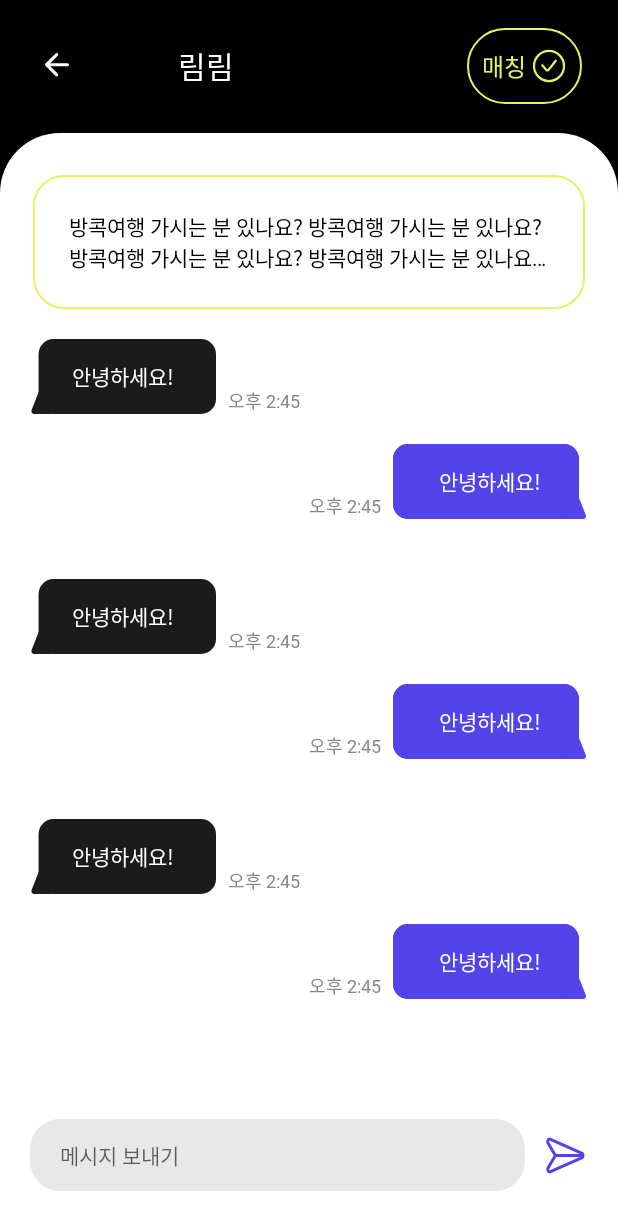
After one commit to WonilLee211/TTrIP-project, an Android app: the layout fragment_chat_detail.xml on its own in the app's theme, with its tools: preview values and no code run, on a phone screen of 412 x 824 dp. The commit adds this screen. Shown: the top 1230 px of the screen. Run offline under Robolectric (Android 15) with nearby library versions, the phone set to English and light mode, and no system bars.

Commit message:
[FEAT] 채팅 상세 레이아웃 구현 (#S08P31D104-111)

```diff
--- /dev/null
+++ b/Ttrip/app/src/main/res/drawable-v24/bg_rect_whisper_radius20.xml
@@ -0,0 +1,6 @@
+<?xml version="1.0" encoding="utf-8"?>
+<shape xmlns:android="http://schemas.android.com/apk/res/android"
+    android:shape="rectangle">
+    <solid android:color="@color/whisper" />
+    <corners android:radius="20dp" />
+</shape>
--- /dev/null
+++ b/Ttrip/app/src/main/res/drawable/bg_my_message.xml
@@ -0,0 +1,15 @@
+<vector xmlns:android="http://schemas.android.com/apk/res/android"
+    android:width="130dp"
+    android:height="50dp"
+    android:viewportWidth="130"
+    android:viewportHeight="50">
+  <path
+      android:pathData="M113.97,0L10,0A10,10 0,0 0,0 10L0,40A10,10 0,0 0,10 50L113.97,50A10,10 0,0 0,123.97 40L123.97,10A10,10 0,0 0,113.97 0z"
+      android:fillColor="#5343EA"/>
+  <path
+      android:pathData="M113.97,0L10,0A10,10 0,0 0,0 10L0,40A10,10 0,0 0,10 50L113.97,50A10,10 0,0 0,123.97 40L123.97,10A10,10 0,0 0,113.97 0z"
+      android:fillColor="#5343EA"/>
+  <path
+      android:pathData="M123.16,33.71C122.5,32.02 120.11,32.02 119.44,33.71L114.08,47.26C113.56,48.58 114.53,50 115.94,50H126.66C128.07,50 129.04,48.58 128.52,47.26L123.16,33.71Z"
+      android:fillColor="#5343EA"/>
+</vector>
--- /dev/null
+++ b/Ttrip/app/src/main/res/drawable/bg_other_message.xml
@@ -0,0 +1,12 @@
+<vector xmlns:android="http://schemas.android.com/apk/res/android"
+    android:width="124dp"
+    android:height="50dp"
+    android:viewportWidth="124"
+    android:viewportHeight="50">
+  <path
+      android:pathData="M15.71,0L114,0A10,10 0,0 1,124 10L124,40A10,10 0,0 1,114 50L15.71,50A10,10 0,0 1,5.71 40L5.71,10A10,10 0,0 1,15.71 0z"
+      android:fillColor="#1B1B1B"/>
+  <path
+      android:pathData="M10.16,33.71C9.5,32.02 7.11,32.02 6.44,33.71L1.08,47.26C0.56,48.58 1.53,50 2.94,50H13.66C15.07,50 16.04,48.58 15.52,47.26L10.16,33.71Z"
+      android:fillColor="#1B1B1B"/>
+</vector>
--- /dev/null
+++ b/Ttrip/app/src/main/res/drawable/bg_rect_honey_suckle_transparent_radius20_stroke1.xml
@@ -0,0 +1,9 @@
+<?xml version="1.0" encoding="utf-8"?>
+<shape xmlns:android="http://schemas.android.com/apk/res/android"
+    android:shape="rectangle">
+    <corners android:radius="20dp" />
+    <stroke
+        android:width="1dp"
+        android:color="@color/honey_suckle" />
+    <solid android:color="@android:color/transparent" />
+</shape>
--- /dev/null
+++ b/Ttrip/app/src/main/res/drawable/bg_rect_honey_suckle_transparent_radius40_stroke1.xml
@@ -0,0 +1,9 @@
+<?xml version="1.0" encoding="utf-8"?>
+<shape xmlns:android="http://schemas.android.com/apk/res/android"
+    android:shape="rectangle">
+    <corners android:radius="40dp" />
+    <stroke
+        android:width="1dp"
+        android:color="@color/honey_suckle" />
+    <solid android:color="@android:color/transparent" />
+</shape>
--- /dev/null
+++ b/Ttrip/app/src/main/res/drawable/ic_arrow_left.xml
@@ -0,0 +1,9 @@
+<vector xmlns:android="http://schemas.android.com/apk/res/android"
+    android:width="16dp"
+    android:height="16dp"
+    android:viewportWidth="16"
+    android:viewportHeight="16">
+  <path
+      android:pathData="M14.973,6.769H3.504L8.515,1.758C8.915,1.358 8.915,0.701 8.515,0.3C8.114,-0.1 7.467,-0.1 7.067,0.3L0.3,7.067C-0.1,7.467 -0.1,8.114 0.3,8.515L7.067,15.281C7.467,15.682 8.114,15.682 8.515,15.281C8.915,14.881 8.915,14.234 8.515,13.833L3.504,8.823H14.973C15.538,8.823 16,8.361 16,7.796C16,7.231 15.538,6.769 14.973,6.769Z"
+      android:fillColor="#ffffff"/>
+</vector>
--- /dev/null
+++ b/Ttrip/app/src/main/res/drawable/ic_chat_matching.xml
@@ -0,0 +1,18 @@
+<vector xmlns:android="http://schemas.android.com/apk/res/android"
+    android:width="24dp"
+    android:height="24dp"
+    android:viewportWidth="24"
+    android:viewportHeight="24">
+  <path
+      android:pathData="M22,12C22,6.477 17.523,2 12,2C6.477,2 2,6.477 2,12C2,17.523 6.477,22 12,22C17.523,22 22,17.523 22,12Z"
+      android:strokeWidth="1.5"
+      android:fillColor="#00000000"
+      android:strokeColor="#E7F161"/>
+  <path
+      android:pathData="M7.5,11.5L10.206,14.593C10.618,15.064 11.358,15.045 11.745,14.552L16.5,8.5"
+      android:strokeLineJoin="round"
+      android:strokeWidth="1.5"
+      android:fillColor="#00000000"
+      android:strokeColor="#E7F161"
+      android:strokeLineCap="round"/>
+</vector>
--- /dev/null
+++ b/Ttrip/app/src/main/res/drawable/ic_send_message.xml
@@ -0,0 +1,18 @@
+<vector xmlns:android="http://schemas.android.com/apk/res/android"
+    android:width="30dp"
+    android:height="30dp"
+    android:viewportWidth="30"
+    android:viewportHeight="30">
+  <path
+      android:pathData="M3.328,23.4L7.773,15.753C8.044,15.288 8.044,14.712 7.773,14.246L3.328,6.6C3.195,6.371 3.12,6.11 3.137,5.846C3.197,4.882 3.506,4.198 4.405,4.071C4.615,4.042 4.825,4.095 5.018,4.181L26.04,13.601C26.259,13.699 26.447,13.856 26.492,14.092C26.586,14.583 26.585,15.425 26.492,15.913C26.447,16.146 26.26,16.3 26.045,16.397L5.018,25.819C4.825,25.905 4.615,25.958 4.406,25.929C3.506,25.802 3.197,25.119 3.137,24.154C3.12,23.89 3.195,23.629 3.328,23.4Z"
+      android:strokeWidth="2"
+      android:fillColor="#00000000"
+      android:strokeColor="#5343EA"
+      android:strokeLineCap="round"/>
+  <path
+      android:pathData="M26.25,15L8.591,15"
+      android:strokeWidth="2"
+      android:fillColor="#00000000"
+      android:strokeColor="#5343EA"
+      android:strokeLineCap="round"/>
+</vector>
--- /dev/null
+++ b/Ttrip/app/src/main/res/layout/fragment_chat_detail.xml
@@ -0,0 +1,167 @@
+<?xml version="1.0" encoding="utf-8"?>
+<layout xmlns:android="http://schemas.android.com/apk/res/android"
+    xmlns:app="http://schemas.android.com/apk/res-auto"
+    xmlns:tools="http://schemas.android.com/tools">
+
+    <data>
+
+    </data>
+
+    <androidx.constraintlayout.widget.ConstraintLayout
+        android:layout_width="match_parent"
+        android:layout_height="match_parent"
+        android:background="@color/black">
+
+        <ImageView
+            android:id="@+id/iv_back"
+            android:layout_width="wrap_content"
+            android:layout_height="wrap_content"
+            android:layout_marginStart="30dp"
+            android:layout_marginTop="35dp"
+            android:contentDescription="@string/image_arrow_left"
+            android:src="@drawable/ic_arrow_left"
+            app:layout_constraintStart_toStartOf="parent"
+            app:layout_constraintTop_toTopOf="parent" />
+
+        <ImageView
+            android:id="@+id/iv_other_profile"
+            android:layout_width="40dp"
+            android:layout_height="40dp"
+            android:layout_marginStart="17dp"
+            android:contentDescription="@string/image_other_profile"
+            app:layout_constraintBottom_toBottomOf="@id/iv_back"
+            app:layout_constraintStart_toEndOf="@id/iv_back"
+            app:layout_constraintTop_toTopOf="@id/iv_back" />
+
+        <TextView
+            android:id="@+id/tv_other_nickname"
+            android:layout_width="wrap_content"
+            android:layout_height="wrap_content"
+            android:layout_marginStart="15dp"
+            android:fontFamily="@font/sc_dream7"
+            android:textColor="@color/white"
+            android:textSize="20sp"
+            app:layout_constraintBottom_toBottomOf="@id/iv_other_profile"
+            app:layout_constraintStart_toEndOf="@id/iv_other_profile"
+            app:layout_constraintTop_toTopOf="@id/iv_other_profile"
+            tools:text="림림" />
+
+        <androidx.constraintlayout.widget.ConstraintLayout
+            android:layout_width="wrap_content"
+            android:layout_height="wrap_content"
+            android:layout_marginEnd="24dp"
+            android:background="@drawable/bg_rect_honey_suckle_transparent_radius40_stroke1"
+            android:paddingHorizontal="10dp"
+            android:paddingVertical="13dp"
+            app:layout_constraintBottom_toBottomOf="@id/tv_other_nickname"
+            app:layout_constraintEnd_toEndOf="parent"
+            app:layout_constraintTop_toTopOf="@id/tv_other_nickname">
+
+            <TextView
+                android:id="@+id/tv_matching"
+                android:layout_width="wrap_content"
+                android:layout_height="wrap_content"
+                android:fontFamily="@font/sc_dream5"
+                android:text="@string/content_matching"
+                android:textColor="@color/honey_suckle"
+                android:textSize="16sp"
+                app:layout_constraintBottom_toBottomOf="parent"
+                app:layout_constraintStart_toStartOf="parent"
+                app:layout_constraintTop_toTopOf="parent" />
+
+            <ImageView
+                android:layout_width="wrap_content"
+                android:layout_height="wrap_content"
+                android:layout_marginStart="3dp"
+                android:contentDescription="@string/image_chat_matching"
+                android:src="@drawable/ic_chat_matching"
+                app:layout_constraintBottom_toBottomOf="parent"
+                app:layout_constraintStart_toEndOf="@id/tv_matching"
+                app:layout_constraintTop_toTopOf="parent" />
+
+        </androidx.constraintlayout.widget.ConstraintLayout>
+
+        <androidx.constraintlayout.widget.ConstraintLayout
+            android:layout_width="match_parent"
+            android:layout_height="0dp"
+            android:layout_marginTop="30dp"
+            android:background="@drawable/bg_rect_white_radius40_top"
+            app:layout_constraintBottom_toBottomOf="parent"
+            app:layout_constraintTop_toBottomOf="@id/tv_other_nickname">
+
+            <androidx.constraintlayout.widget.ConstraintLayout
+                android:id="@+id/cl_post_content"
+                android:layout_width="0dp"
+                android:layout_height="wrap_content"
+                android:layout_marginHorizontal="22dp"
+                android:layout_marginTop="28dp"
+                android:background="@drawable/bg_rect_honey_suckle_transparent_radius20_stroke1"
+                android:padding="24dp"
+                app:layout_constraintEnd_toEndOf="parent"
+                app:layout_constraintStart_toStartOf="parent"
+                app:layout_constraintTop_toTopOf="parent">
+
+                <TextView
+                    android:id="@+id/tv_post_content"
+                    android:layout_width="wrap_content"
+                    android:layout_height="wrap_content"
+                    android:ellipsize="end"
+                    android:fontFamily="@font/sc_dream4"
+                    android:maxLines="2"
+                    android:textColor="@color/black"
+                    android:textSize="14sp"
+                    app:layout_constraintBottom_toBottomOf="parent"
+                    app:layout_constraintEnd_toEndOf="parent"
+                    app:layout_constraintStart_toStartOf="parent"
+                    app:layout_constraintTop_toTopOf="parent"
+                    tools:text="방콕여행 가시는 분 있나요? 방콕여행 가시는 분 있나요? 방콕여행 가시는 분 있나요? 방콕여행 가시는 분 있나요? 방콕여행 가시는 분 있나요?" />
+            </androidx.constraintlayout.widget.ConstraintLayout>
+
+            <androidx.recyclerview.widget.RecyclerView
+                android:id="@+id/rv_chat"
+                android:layout_width="match_parent"
+                android:layout_height="0dp"
+                app:layout_constraintBottom_toTopOf="@id/cl_chat_input"
+                app:layout_constraintTop_toBottomOf="@id/cl_post_content"
+                tools:listitem="@layout/item_chat" />
+
+            <androidx.constraintlayout.widget.ConstraintLayout
+                android:id="@+id/cl_chat_input"
+                android:layout_width="match_parent"
+                android:layout_height="wrap_content"
+                android:layout_marginHorizontal="20dp"
+                android:layout_marginBottom="30dp"
+                app:layout_constraintBottom_toBottomOf="parent">
+
+                <EditText
+                    android:id="@+id/et_chat"
+                    android:layout_width="0dp"
+                    android:layout_height="wrap_content"
+                    android:layout_marginEnd="12dp"
+                    android:autofillHints="message"
+                    android:background="@drawable/bg_rect_whisper_radius20"
+                    android:fontFamily="@font/sc_dream4"
+                    android:hint="@string/content_chat_input_hint"
+                    android:inputType="text"
+                    android:paddingHorizontal="20dp"
+                    android:paddingVertical="13dp"
+                    android:textColor="@color/grey"
+                    android:textSize="14sp"
+                    app:layout_constraintBottom_toBottomOf="parent"
+                    app:layout_constraintEnd_toStartOf="@id/iv_send_message"
+                    app:layout_constraintStart_toStartOf="parent" />
+
+                <ImageView
+                    android:id="@+id/iv_send_message"
+                    android:layout_width="wrap_content"
+                    android:layout_height="wrap_content"
+                    android:contentDescription="@string/image_send_message"
+                    android:src="@drawable/ic_send_message"
+                    app:layout_constraintBottom_toBottomOf="@id/et_chat"
+                    app:layout_constraintEnd_toEndOf="parent"
+                    app:layout_constraintTop_toTopOf="@id/et_chat" />
+
+            </androidx.constraintlayout.widget.ConstraintLayout>
+        </androidx.constraintlayout.widget.ConstraintLayout>
+    </androidx.constraintlayout.widget.ConstraintLayout>
+</layout>
--- /dev/null
+++ b/Ttrip/app/src/main/res/layout/item_chat.xml
@@ -0,0 +1,82 @@
+<?xml version="1.0" encoding="utf-8"?>
+<layout xmlns:android="http://schemas.android.com/apk/res/android"
+    xmlns:app="http://schemas.android.com/apk/res-auto"
+    xmlns:tools="http://schemas.android.com/tools">
+
+    <data>
+
+    </data>
+
+    <androidx.constraintlayout.widget.ConstraintLayout
+        android:layout_width="match_parent"
+        android:layout_height="wrap_content"
+        android:padding="20dp">
+
+        <androidx.constraintlayout.widget.ConstraintLayout
+            android:id="@+id/cl_other_message"
+            android:layout_width="wrap_content"
+            android:layout_height="wrap_content"
+            app:layout_constraintStart_toStartOf="parent"
+            app:layout_constraintTop_toTopOf="parent">
+
+            <TextView
+                android:id="@+id/tv_other_message"
+                android:layout_width="wrap_content"
+                android:layout_height="wrap_content"
+                android:background="@drawable/bg_other_message"
+                android:fontFamily="@font/sc_dream3"
+                android:gravity="center"
+                android:maxWidth="300dp"
+                android:textColor="@color/white"
+                android:textSize="14sp"
+                app:layout_constraintStart_toStartOf="parent"
+                app:layout_constraintTop_toTopOf="parent"
+                tools:text="안녕하세요!" />
+
+            <TextView
+                android:layout_width="wrap_content"
+                android:layout_height="wrap_content"
+                android:layout_marginStart="8dp"
+                android:fontFamily="@font/sc_dream4"
+                android:textColor="@color/grey"
+                android:textSize="12sp"
+                app:layout_constraintBottom_toBottomOf="@id/tv_other_message"
+                app:layout_constraintStart_toEndOf="@id/tv_other_message"
+                tools:text="오후 2:45" />
+        </androidx.constraintlayout.widget.ConstraintLayout>
+
+        <androidx.constraintlayout.widget.ConstraintLayout
+            android:layout_width="wrap_content"
+            android:layout_height="wrap_content"
+            app:layout_constraintEnd_toEndOf="parent"
+            app:layout_constraintTop_toBottomOf="@id/cl_other_message">
+
+            <TextView
+                android:layout_width="wrap_content"
+                android:layout_height="wrap_content"
+                android:layout_marginEnd="8dp"
+                android:fontFamily="@font/sc_dream4"
+                android:textColor="@color/grey"
+                android:textSize="12sp"
+                app:layout_constraintBottom_toBottomOf="@id/tv_my_message"
+                app:layout_constraintEnd_toStartOf="@id/tv_my_message"
+                tools:text="오후 2:45" />
+
+            <TextView
+                android:id="@+id/tv_my_message"
+                android:layout_width="wrap_content"
+                android:layout_height="wrap_content"
+                android:layout_marginTop="20dp"
+                android:background="@drawable/bg_my_message"
+                android:fontFamily="@font/sc_dream3"
+                android:gravity="center"
+                android:maxWidth="300dp"
+                android:textColor="@color/white"
+                android:textSize="14sp"
+                app:layout_constraintEnd_toEndOf="parent"
+                app:layout_constraintTop_toTopOf="parent"
+                tools:text="안녕하세요!" />
+
+        </androidx.constraintlayout.widget.ConstraintLayout>
+    </androidx.constraintlayout.widget.ConstraintLayout>
+</layout>
--- a/Ttrip/app/src/main/res/values/strings.xml
+++ b/Ttrip/app/src/main/res/values/strings.xml
@@ -26,4 +26,10 @@
     <!-- Chat -->
     <string name="image_chat">image_chat</string>
     <string name="title_chat">채팅</string>
+    <string name="image_arrow_left">image_arrow_left</string>
+    <string name="image_other_profile">image_other_profile</string>
+    <string name="image_chat_matching">image_chat_matching</string>
+    <string name="content_matching">매칭</string>
+    <string name="content_chat_input_hint">메시지 보내기</string>
+    <string name="image_send_message">image_send_message</string>
 </resources>
```
